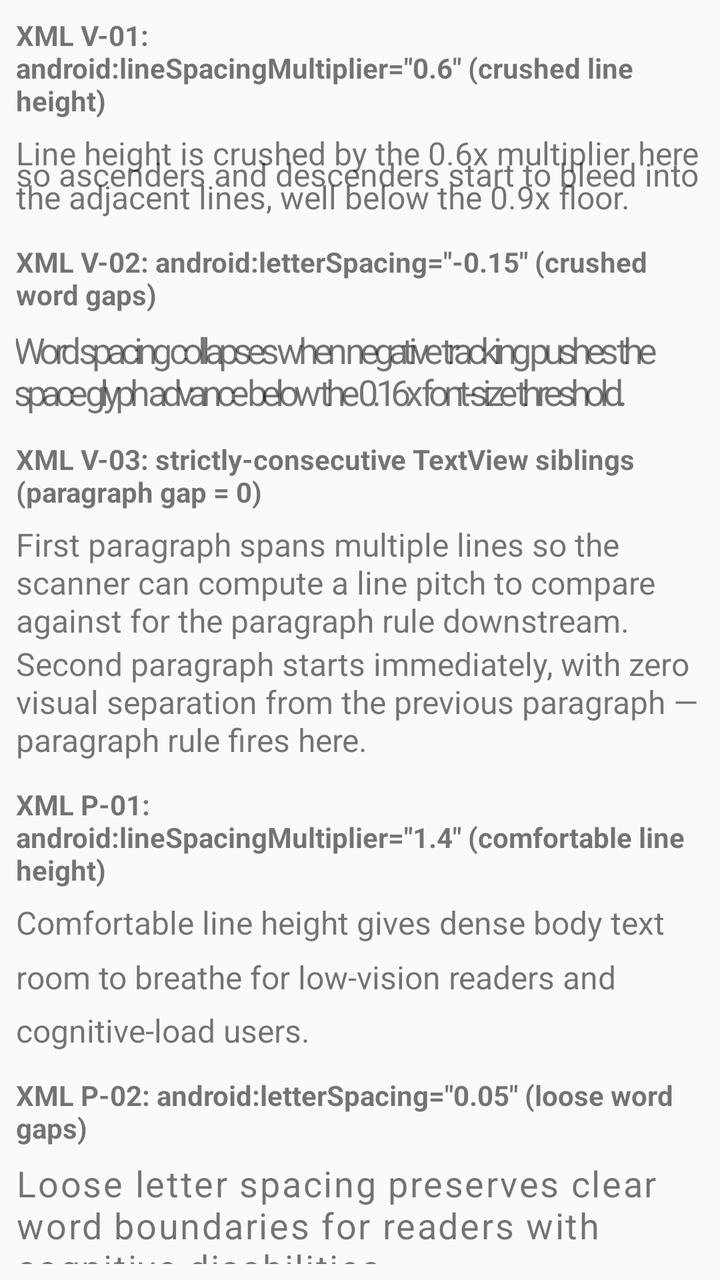
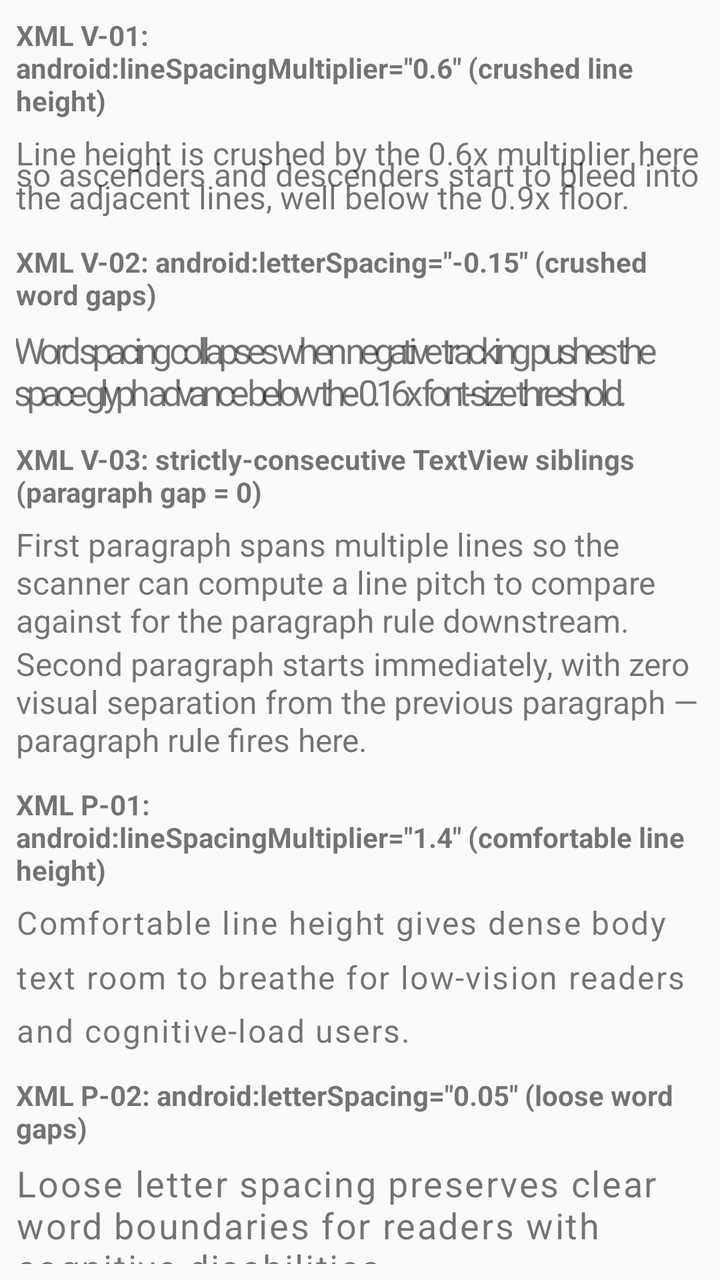

An Android layout rendered at two revisions. The XML below is the earlier revision; the diff shows what the commit changed to produce the second picture.
<!-- AndroidManifest.xml: application theme Theme.QA_Accessibility_App -->
<!-- res/layout/text_spacing_xml.xml -->
<?xml version="1.0" encoding="utf-8"?>
<LinearLayout xmlns:android="http://schemas.android.com/apk/res/android"
    android:layout_width="match_parent"
    android:layout_height="wrap_content"
    android:orientation="vertical"
    android:padding="8dp">

    <TextView
        android:layout_width="wrap_content"
        android:layout_height="wrap_content"
        android:text="XML V-01: android:lineSpacingMultiplier=&quot;0.6&quot; (crushed line height)"
        android:textStyle="bold"
        android:paddingBottom="4dp" />

    
    <Space
        android:layout_width="match_parent"
        android:layout_height="2dp" />

    <TextView
        android:id="@+id/xml_ts_v01"
        android:layout_width="match_parent"
        android:layout_height="wrap_content"
        android:textSize="16sp"
        android:lineSpacingMultiplier="0.6"
        android:text="Line height is crushed by the 0.6x multiplier here so ascenders and descenders start to bleed into the adjacent lines, well below the 0.9x floor." />

    <TextView
        android:layout_width="wrap_content"
        android:layout_height="wrap_content"
        android:text="XML V-02: android:letterSpacing=&quot;-0.15&quot; (crushed word gaps)"
        android:textStyle="bold"
        android:paddingTop="12dp"
        android:paddingBottom="4dp" />

    
    <Space
        android:layout_width="match_parent"
        android:layout_height="2dp" />

    <TextView
        android:id="@+id/xml_ts_v02"
        android:layout_width="match_parent"
        android:layout_height="wrap_content"
        android:textSize="18sp"
        android:letterSpacing="-0.15"
        android:text="Word spacing collapses when negative tracking pushes the space glyph advance below the 0.16x font-size threshold." />

    <TextView
        android:layout_width="wrap_content"
        android:layout_height="wrap_content"
        android:text="XML V-03: strictly-consecutive TextView siblings (paragraph gap = 0)"
        android:textStyle="bold"
        android:paddingTop="12dp"
        android:paddingBottom="4dp" />

    
    <Space
        android:layout_width="match_parent"
        android:layout_height="2dp" />

    
    <TextView
        android:id="@+id/xml_ts_v03_first"
        android:layout_width="match_parent"
        android:layout_height="wrap_content"
        android:textSize="16sp"
        android:lineSpacingMultiplier="1.0"
        android:text="First paragraph spans multiple lines so the scanner can compute a line pitch to compare against for the paragraph rule downstream." />

    <TextView
        android:id="@+id/xml_ts_v03_second"
        android:layout_width="match_parent"
        android:layout_height="wrap_content"
        android:textSize="16sp"
        android:lineSpacingMultiplier="1.0"
        android:text="Second paragraph starts immediately, with zero visual separation from the previous paragraph — paragraph rule fires here." />

    <TextView
        android:layout_width="wrap_content"
        android:layout_height="wrap_content"
        android:text="XML P-01: android:lineSpacingMultiplier=&quot;1.4&quot; (comfortable line height)"
        android:textStyle="bold"
        android:paddingTop="12dp"
        android:paddingBottom="4dp" />

    
    <Space
        android:layout_width="match_parent"
        android:layout_height="2dp" />

    <TextView
        android:id="@+id/xml_ts_p01"
        android:layout_width="match_parent"
        android:layout_height="wrap_content"
        android:textSize="16sp"
        android:lineSpacingMultiplier="1.4"
        android:text="Comfortable line height gives dense body text room to breathe for low-vision readers and cognitive-load users." />

    <TextView
        android:layout_width="wrap_content"
        android:layout_height="wrap_content"
        android:text="XML P-02: android:letterSpacing=&quot;0.05&quot; (loose word gaps)"
        android:textStyle="bold"
        android:paddingTop="12dp"
        android:paddingBottom="4dp" />

    
    <Space
        android:layout_width="match_parent"
        android:layout_height="2dp" />

    <TextView
        android:id="@+id/xml_ts_p02"
        android:layout_width="match_parent"
        android:layout_height="wrap_content"
        android:textSize="18sp"
        android:letterSpacing="0.05"
        android:text="Loose letter spacing preserves clear word boundaries for readers with cognitive disabilities." />

    <TextView
        android:layout_width="wrap_content"
        android:layout_height="wrap_content"
        android:text="XML P-03: paragraphs separated by a Space (paragraph rule N/A)"
        android:textStyle="bold"
        android:paddingTop="12dp"
        android:paddingBottom="4dp" />

    
    <Space
        android:layout_width="match_parent"
        android:layout_height="2dp" />

    <TextView
        android:id="@+id/xml_ts_p03_first"
        android:layout_width="match_parent"
        android:layout_height="wrap_content"
        android:textSize="16sp"
        android:lineSpacingMultiplier="1.3"
        android:text="First paragraph, long enough to occupy two full rendered lines for the scanner to compute a pitch." />

    
    <Space
        android:layout_width="match_parent"
        android:layout_height="64dp" />

    <TextView
        android:id="@+id/xml_ts_p03_second"
        android:layout_width="match_parent"
        android:layout_height="wrap_content"
        android:textSize="16sp"
        android:lineSpacingMultiplier="1.3"
        android:text="Second paragraph, separated cleanly from the previous one by an empty-text Space sibling." />
</LinearLayout>
<!-- resources referenced by this layout -->
<resources>
  <style name="Theme.QA_Accessibility_App" parent="android:Theme.Material.Light.NoActionBar" />
</resources>

<!-- the commit's change to res/layout/text_spacing_xml.xml (unified diff, before → after) -->
@@ -3,7 +3,8 @@
     android:layout_width="match_parent"
     android:layout_height="wrap_content"
     android:orientation="vertical"
-    android:padding="8dp">
+    android:padding="8dp"
+    android:importantForAccessibility="yes">
 
     <TextView
         android:layout_width="wrap_content"
@@ -13,9 +14,10 @@
         android:paddingBottom="4dp" />
 
     
-    <Space
+    <View
         android:layout_width="match_parent"
-        android:layout_height="2dp" />
+        android:layout_height="2dp"
+        android:importantForAccessibility="yes" />
 
     <TextView
         android:id="@+id/xml_ts_v01"
@@ -34,9 +36,10 @@
         android:paddingBottom="4dp" />
 
     
-    <Space
+    <View
         android:layout_width="match_parent"
-        android:layout_height="2dp" />
+        android:layout_height="2dp"
+        android:importantForAccessibility="yes" />
 
     <TextView
         android:id="@+id/xml_ts_v02"
@@ -55,9 +58,10 @@
         android:paddingBottom="4dp" />
 
     
-    <Space
+    <View
         android:layout_width="match_parent"
-        android:layout_height="2dp" />
+        android:layout_height="2dp"
+        android:importantForAccessibility="yes" />
 
     
     <TextView
@@ -85,9 +89,10 @@
         android:paddingBottom="4dp" />
 
     
-    <Space
+    <View
         android:layout_width="match_parent"
-        android:layout_height="2dp" />
+        android:layout_height="2dp"
+        android:importantForAccessibility="yes" />
 
     <TextView
         android:id="@+id/xml_ts_p01"
@@ -95,6 +100,7 @@
         android:layout_height="wrap_content"
         android:textSize="16sp"
         android:lineSpacingMultiplier="1.4"
+        android:letterSpacing="0.05"
         android:text="Comfortable line height gives dense body text room to breathe for low-vision readers and cognitive-load users." />
 
     <TextView
@@ -106,9 +112,10 @@
         android:paddingBottom="4dp" />
 
     
-    <Space
+    <View
         android:layout_width="match_parent"
-        android:layout_height="2dp" />
+        android:layout_height="2dp"
+        android:importantForAccessibility="yes" />
 
     <TextView
         android:id="@+id/xml_ts_p02"
@@ -121,15 +128,16 @@
     <TextView
         android:layout_width="wrap_content"
         android:layout_height="wrap_content"
-        android:text="XML P-03: paragraphs separated by a Space (paragraph rule N/A)"
+        android:text="XML P-03: paragraphs separated by a View spacer (paragraph rule N/A)"
         android:textStyle="bold"
         android:paddingTop="12dp"
         android:paddingBottom="4dp" />
 
     
-    <Space
+    <View
         android:layout_width="match_parent"
-        android:layout_height="2dp" />
+        android:layout_height="2dp"
+        android:importantForAccessibility="yes" />
 
     <TextView
         android:id="@+id/xml_ts_p03_first"
@@ -137,12 +145,14 @@
         android:layout_height="wrap_content"
         android:textSize="16sp"
         android:lineSpacingMultiplier="1.3"
+        android:letterSpacing="0.05"
         android:text="First paragraph, long enough to occupy two full rendered lines for the scanner to compute a pitch." />
 
     
-    <Space
+    <View
         android:layout_width="match_parent"
-        android:layout_height="64dp" />
+        android:layout_height="64dp"
+        android:importantForAccessibility="yes" />
 
     <TextView
         android:id="@+id/xml_ts_p03_second"
@@ -150,5 +160,6 @@
         android:layout_height="wrap_content"
         android:textSize="16sp"
         android:lineSpacingMultiplier="1.3"
-        android:text="Second paragraph, separated cleanly from the previous one by an empty-text Space sibling." />
+        android:letterSpacing="0.05"
+        android:text="Second paragraph, separated cleanly from the previous one by an empty-text View sibling." />
 </LinearLayout>
